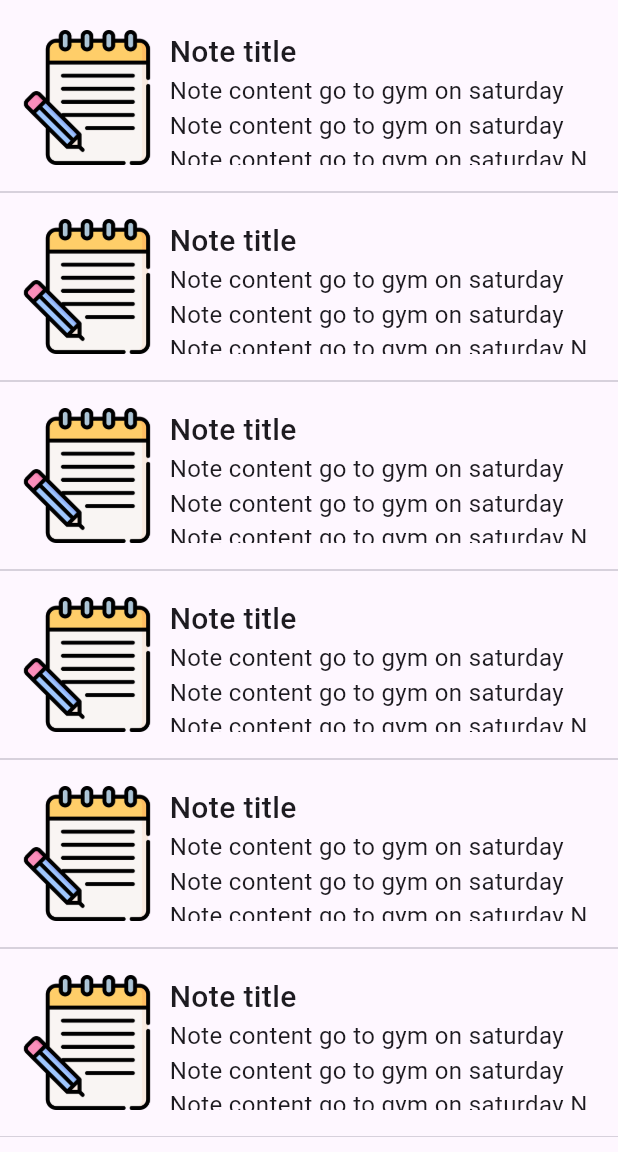
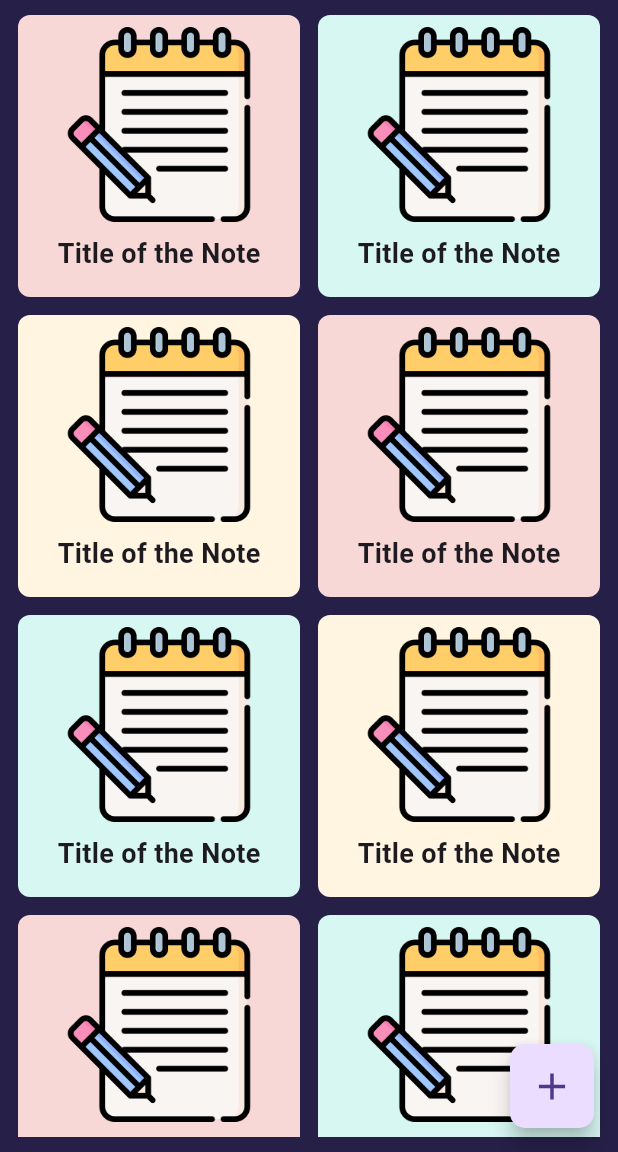
Before and after one commit to RaedaHajAli/notes_app, a Flutter app: the HomeView screen opened by its route, on a phone screen of 412 x 824 dp, the part 84-1236 px from its top. Run offline on Flutter 3.47's test engine with Material 3 defaults, Android fonts, the light colour scheme and no system bars; our stand-ins replace dartz, dio, flutter_bloc, freezed_annotation, get_it, internet_connection_checker and 5 more; accounts and stored records are empty; generated files the repository leaves out were written again; statements that could not run were skipped.

Commit message:
create note item as gridview

```diff
--- a/lib/presentation/home/view/home_view.dart
+++ b/lib/presentation/home/view/home_view.dart
@@ -1,11 +1,13 @@
 import 'package:flutter/material.dart';
 import 'package:fullnoteapp/presentation/resources/color_manager.dart';
 
+
 import '../../../app/app_prefs.dart';
+
 import '../../../app/di.dart';
 
 import '../../resources/route_manager.dart';
-import 'widgets/note_item.dart';
+import 'widgets/widgets.dart';
 
 class HomeView extends StatefulWidget {
   const HomeView({super.key});
@@ -19,10 +21,12 @@ class _HomeViewState extends State<HomeView> {
   @override
   Widget build(BuildContext context) {
     return Scaffold(
+      backgroundColor: AppColor.deepPurple,
       appBar: AppBar(
         backgroundColor: AppColor.deepPurple,
-        title: Text('Notes'),
+        title: const Text('Notes'),
         centerTitle: true,
+        elevation: 0,
         actions: [
           IconButton(
               onPressed: () {
@@ -33,16 +37,19 @@ class _HomeViewState extends State<HomeView> {
         ],
       ),
       body: Padding(
-        padding: const EdgeInsets.symmetric(vertical: 10),
-        child: ListView.separated(
-          itemBuilder: (context, index) => const NoteItem(),
-          separatorBuilder: (context, index) => const Divider(
-            thickness: 1,
-          ),
-          itemCount: 10,
-          physics: const BouncingScrollPhysics(),
-        ),
-      ),
+          padding: const EdgeInsets.symmetric(vertical: 10, horizontal: 12),
+          child: GridView.count(
+              physics: const BouncingScrollPhysics(),
+              crossAxisCount: 2,
+              mainAxisSpacing: 12,
+              crossAxisSpacing: 12,
+              children: List.generate(14, (index) {
+                Color backgroundColor =
+                    AppColor.notesColor[index % AppColor.notesColor.length];
+
+                return NoteItem(backgroundColor: backgroundColor);
+              }))),
+      floatingActionButton: const AddFab(),
     );
   }
 }
--- a/lib/presentation/home/view/widgets/left_right_container.dart
+++ /dev/null
@@ -1,29 +0,0 @@
-import 'package:flutter/material.dart';
-import 'package:fullnoteapp/presentation/resources/color_manager.dart';
-
-
-
-
-
-
-
-final leftEditIcon = Container(
-      decoration: const BoxDecoration(
-        color: AppColor.grey,
-      ),
-      alignment: Alignment.centerLeft,
-      child: const Icon(
-        Icons.edit,
-        color: Colors.white,
-      ),
-    );
-      final rightDeleteIcon = Container(
-      decoration: const BoxDecoration(
-        color: AppColor.red,
-      ),
-      alignment: Alignment.centerRight,
-      child: const Icon(
-        Icons.delete,
-        color: Colors.white,
-      ),
-    );
--- a/lib/presentation/home/view/widgets/note_item.dart
+++ /dev/null
@@ -1,72 +0,0 @@
-import 'package:flutter/material.dart';
-
-import '../../../resources/images_manager.dart';
-import 'left_right_container.dart';
-
-class NoteItem extends StatelessWidget {
-  const NoteItem({
-    super.key,
-  });
-
-  @override
-  Widget build(BuildContext context) {
-    return Dismissible(
-      background: leftEditIcon,
-      secondaryBackground: rightDeleteIcon,
-      key: UniqueKey(),
-      onDismissed: (direction) {
-         print('delete');
-      },
-      confirmDismiss: (direction) async {
-        if (direction == DismissDirection.startToEnd) {
-          //Go to bottom sheet if direction is start to end
-          print('edit');
-
-          return false;
-        } else {
-          //Delelte task if direction is end to start with delay
-          return Future.delayed(const Duration(seconds: 1),
-              () => direction == DismissDirection.endToStart);
-        }
-      },
-      child: Container(
-        width: double.infinity,
-        height: 110,
-        padding: const EdgeInsets.symmetric(horizontal: 8, vertical: 10),
-        child: Row(
-          crossAxisAlignment: CrossAxisAlignment.start,
-          children: [
-            Image.asset(
-              AppImages.logo,
-              width: 100,
-              height: 100,
-            ),
-            const SizedBox(
-              width: 5,
-            ),
-            const Expanded(
-              child: Column(
-                crossAxisAlignment: CrossAxisAlignment.start,
-                mainAxisAlignment: MainAxisAlignment.start,
-                children: [
-                  Text(
-                    'Note title',
-                    style: TextStyle(fontSize: 20, fontWeight: FontWeight.w500),
-                  ),
-                  Expanded(
-                    child: Text(
-                      'Note content go to gym on saturday Note content go to gym on saturday  Note content go to gym on saturday Note content go to gym on saturday Note content go to gym on saturday Note content go to gym on saturday ',
-                      overflow: TextOverflow.ellipsis,
-                      maxLines: 3,
-                      style: TextStyle(fontSize: 16),
-                    ),
-                  ),
-                ],
-              ),
-            )
-          ],
-        ),
-      ),
-    );
-  }
-}
--- /dev/null
+++ b/lib/presentation/home/view/widgets/widgets.dart
@@ -0,0 +1,67 @@
+import 'package:flutter/material.dart';
+
+import '../../../resources/images_manager.dart';
+class NoteItem extends StatelessWidget {
+  const NoteItem({
+    super.key,
+    required this.backgroundColor,
+  });
+
+  final Color backgroundColor;
+
+  @override
+  Widget build(BuildContext context) {
+    return Container(
+      decoration: BoxDecoration(
+          color: backgroundColor,
+          borderRadius: BorderRadius.circular(8)),
+      child: Column(
+        children: [
+          Padding(
+            padding: const EdgeInsets.symmetric(vertical: 8),
+            child: Image.asset(
+              AppImages.logo,
+              height: 130,
+              width: 130,
+            ),
+          ),
+          const Padding(
+            padding: EdgeInsets.symmetric(horizontal: 3),
+            child: Text(
+              'Title of the Note',
+              overflow: TextOverflow.ellipsis,
+              style: TextStyle(
+                  fontSize: 18, fontWeight: FontWeight.w600),
+            ),
+          )
+        ],
+      ),
+    );
+  }
+}
+class AddFab extends StatelessWidget {
+  const AddFab({
+    super.key,
+  });
+
+  @override
+  Widget build(BuildContext context) {
+    return FloatingActionButton(
+
+
+        backgroundColor: AppColor.pink,
+        shape: RoundedRectangleBorder(borderRadius: BorderRadius.circular(10)),
+        onPressed: () {
+          print('Add new note');
+        },
+
+         child:  const Padding(
+           padding: EdgeInsets.all(8.0),
+           child: Icon(
+            Icons.add,
+            size: 30,
+                   ),
+         ),
+        );
+  }
+}
--- a/lib/presentation/resources/color_manager.dart
+++ b/lib/presentation/resources/color_manager.dart
@@ -8,9 +8,10 @@ class AppColor {
   static const Color lightPurple = Color(0xffd9bbf9);
   static const Color pink = Color(0xffea3757);
   static const Color lightGreen = Color(0xffd7f7f2);
-  static const Color green =Colors.green;
+  static const Color green = Colors.green;
   static const Color yellow = Color(0xfffff5e1);
   static const Color lightPink = Color(0xfff7d8d6);
   static const Color grey = Colors.grey;
-   static const Color red = Colors.red;
+  static const Color red = Colors.red;
+  static List<Color> notesColor = [lightPink,lightGreen,yellow];
 }
```
